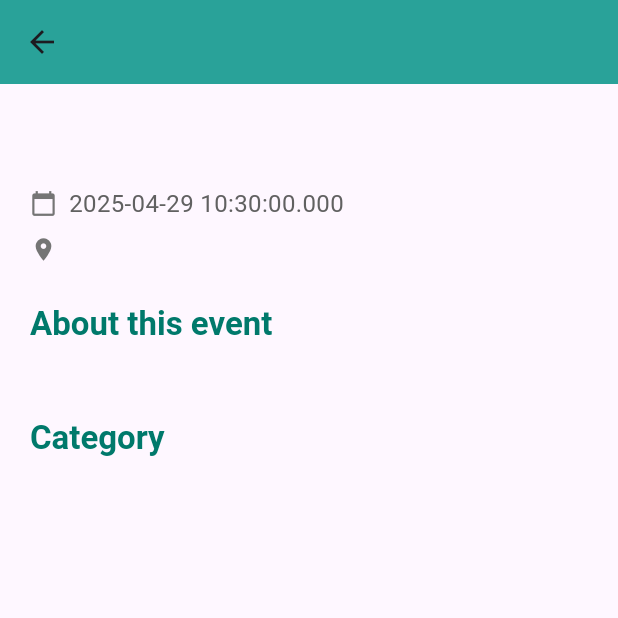
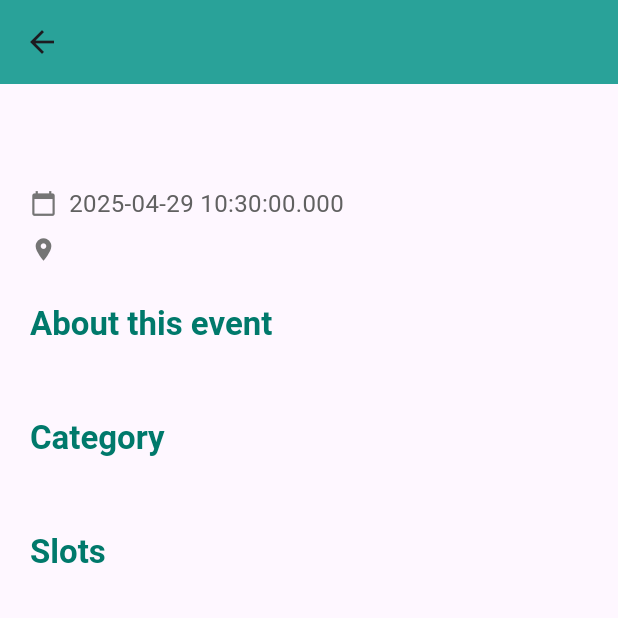
Before and after one commit to jatpimentel/univents_web, a Flutter app: the EventDetailsPage screen opened directly with empty values, on a phone screen of 412 x 824 dp, the top half of it. Run offline on Flutter 3.47's test engine with Material 3 defaults, Android fonts, the phone set to English and light mode, and no system bars; our stand-ins replace cloud_firestore, firebase_auth, firebase_core, google_sign_in; accounts and stored records are empty.

Commit message:
added slots

```diff
--- a/lib/pages/events.dart
+++ b/lib/pages/events.dart
@@ -47,6 +47,7 @@ class EventsPage extends StatelessWidget {
               final category = eventData['category'] ?? 'No category';
               final location = eventData['location'] ?? 'No location';
               final bannerUrl = eventData['banner'] ?? '';
+              final slots = eventData['total_slots'] ?? '';
               final eventDate =
                   eventData['date'] != null
                       ? (eventData['date'] as Timestamp).toDate()
@@ -140,6 +141,11 @@ class EventsPage extends StatelessWidget {
                                 'Date: $formattedDate',
                                 style: TextStyle(color: Colors.grey.shade600),
                               ),
+                              const SizedBox(height: 4),
+                              Text(
+                                'Slots: $slots',
+                                style: TextStyle(color: Colors.grey.shade600),
+                              ),
                             ],
                           ),
                         ),
--- a/lib/pages/eventsdetail.dart
+++ b/lib/pages/eventsdetail.dart
@@ -22,6 +22,7 @@ class EventDetailsPage extends StatelessWidget {
     final bannerUrl = eventData['banner'] ?? '';
     final startDate = eventData['datetimestart']?.toDate();
     final endDate = eventData['datetimeend']?.toDate();
+    final slots = eventData['total_slots'] ?? '';
 
     final formattedStartDate =
         startDate != null ? startDate.toString() : 'Not specified';
@@ -52,7 +53,7 @@ class EventDetailsPage extends StatelessWidget {
                 ),
                 child: Image.network(
                   fixImgurLink(bannerUrl),
-                  height: 240,
+                  height: 540,
                   width: double.infinity,
                   fit: BoxFit.cover,
                   errorBuilder: (context, error, stackTrace) {
@@ -176,6 +177,31 @@ class EventDetailsPage extends StatelessWidget {
                         ) ??
                         const TextStyle(fontSize: 16, color: Colors.grey),
                   ),
+                  const SizedBox(height: 12),
+                  Text(
+                    'Slots',
+                    style:
+                        Theme.of(context).textTheme.titleLarge?.copyWith(
+                          color: Colors.teal.shade700,
+                          fontWeight: FontWeight.w600,
+                        ) ??
+                        const TextStyle(
+                          fontSize: 20,
+                          fontWeight: FontWeight.w600,
+                          color: Colors.teal,
+                        ),
+                  ),
+                  const SizedBox(height: 12),
+                  Text(
+                    "$slots",
+                    style:
+                        Theme.of(context).textTheme.bodyMedium?.copyWith(
+                          fontSize: 16,
+                          color: Colors.grey.shade800,
+                          height: 1.5,
+                        ) ??
+                        const TextStyle(fontSize: 16, color: Colors.grey),
+                  )
                 ],
               ),
             ),
```
